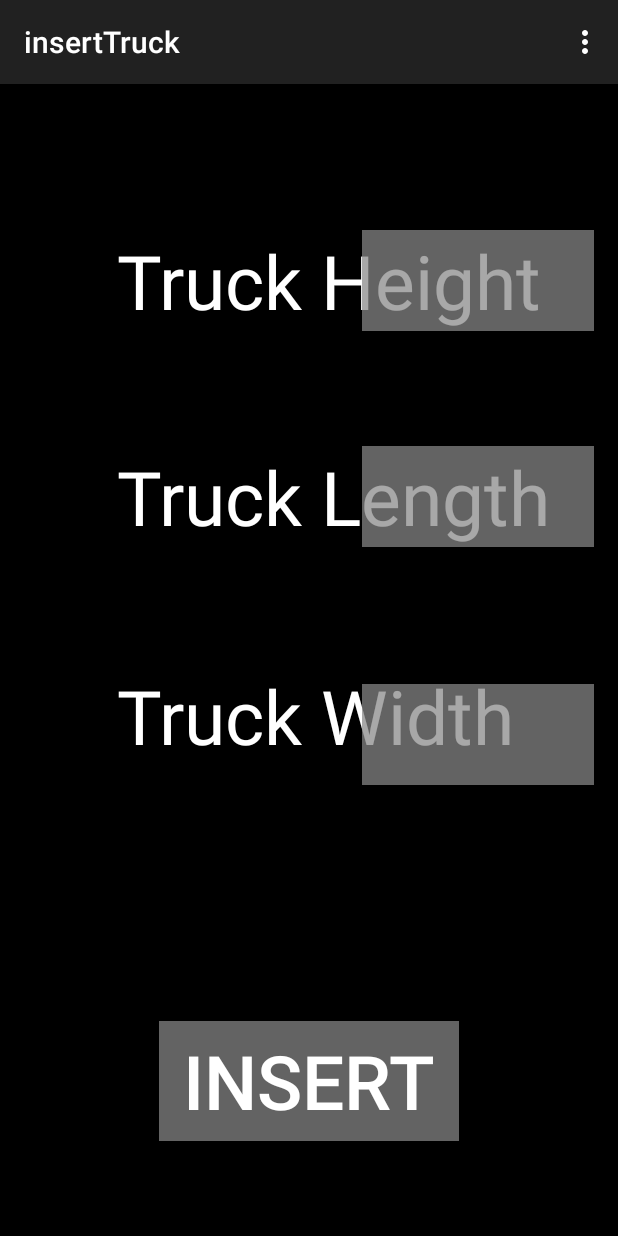
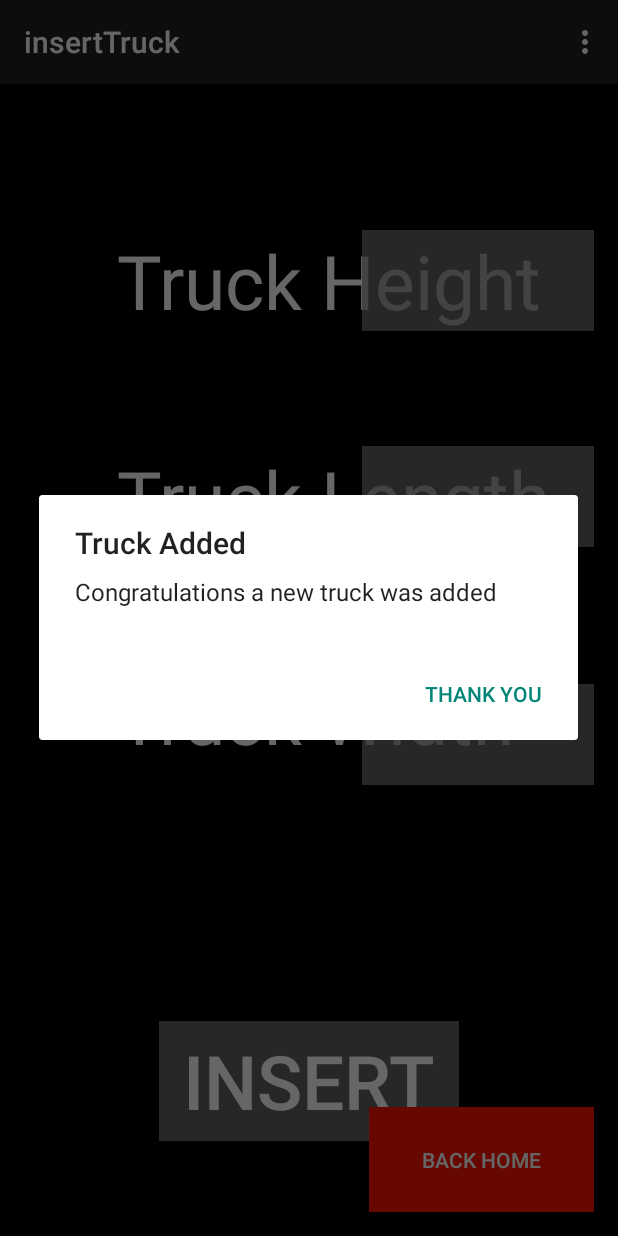
Before and after one commit to emmanuelrs/AnalisisProject, an Android app: the InsertTruck screen opened directly, with no data from a screen before it, after a tap on "INSERT", on a phone screen of 412 x 824 dp. Run offline under Robolectric (Android 15) with nearby library versions, the phone set to English and light mode, and no system bars; 1 statement that could not run was skipped.

Commit message:
Ajustes de detalles intefaz

```diff
--- a/PackagesApp/app/src/main/java/emmanuelrosales/packagesapp/InsertTruck.java
+++ b/PackagesApp/app/src/main/java/emmanuelrosales/packagesapp/InsertTruck.java
@@ -1,14 +1,16 @@
 package emmanuelrosales.packagesapp;
 
+import android.content.Intent;
 import android.support.v7.app.ActionBarActivity;
 import android.os.Bundle;
 import android.view.Menu;
 import android.view.MenuItem;
 import android.widget.EditText;
-import emmanuelrosales.packagesapp.Truck;
 import android.view.View;
-
+import android.widget.TextView;
+import android.app.AlertDialog;
 import java.util.ArrayList;
+import android.content.DialogInterface;
 
 
 public class InsertTruck extends ActionBarActivity {
@@ -17,7 +19,9 @@ public class InsertTruck extends ActionBarActivity {
     static private EditText getLength;
     static private EditText getHeight;
     static private EditText getWidth;
-
+    static private TextView txtLength;
+    static private TextView txtHeight;
+    static private TextView txttWidth;
     @Override
     protected void onCreate(Bundle savedInstanceState) {
         super.onCreate(savedInstanceState);
@@ -52,10 +56,31 @@ public class InsertTruck extends ActionBarActivity {
         getWidth = (EditText)findViewById(R.id.inputTruckWidth);
         Truck camion = new Truck(Integer.parseInt(getLength.getText().toString()),Integer.parseInt(getWidth.getText().toString()),Integer.parseInt(getHeight.getText().toString()));
         camiones.add(camion);
+        txtLength = (TextView) findViewById(R.id.inputTruckLength);
+        txtLength.setText("");
+        txtHeight = (TextView) findViewById(R.id.inputTuckHeight);
+        txtHeight.setText("");
+        txttWidth = (TextView) findViewById(R.id.inputTruckWidth);
+        txttWidth.setText("");
+        final AlertDialog alertDialog = new AlertDialog.Builder(this).create();
+        alertDialog.setTitle("Truck Added");
+        alertDialog.setMessage("Congratulations a new truck was added");
+        alertDialog.setButton("Thank you", new DialogInterface.OnClickListener() {
+            public void onClick(DialogInterface dialog, int which) {
+                alertDialog.dismiss();
+            }
+        });
+
+        alertDialog.show();
     }
 
     public static ArrayList<Truck> getCamiones() {
         return camiones;
 
     }
+
+    public void jumpHome(View view) {
+        Intent intent = new Intent(view.getContext(), MainActivity.class);
+        startActivityForResult(intent, 0);
+    }
 }
--- a/PackagesApp/app/src/main/java/emmanuelrosales/packagesapp/viewTrucks.java
+++ b/PackagesApp/app/src/main/java/emmanuelrosales/packagesapp/viewTrucks.java
@@ -1,5 +1,6 @@
 package emmanuelrosales.packagesapp;
 
+import android.content.Intent;
 import android.support.v7.app.ActionBarActivity;
 import android.os.Bundle;
 import android.view.Menu;
@@ -70,5 +71,9 @@ public class viewTrucks extends ActionBarActivity {
 
         return super.onOptionsItemSelected(item);
     }
+    public void jumpHome(View view) {
+        Intent intent = new Intent(view.getContext(), MainActivity.class);
+        startActivityForResult(intent, 0);
+    }
 
 }
--- a/PackagesApp/app/src/main/res/layout/activity_insert_truck.xml
+++ b/PackagesApp/app/src/main/res/layout/activity_insert_truck.xml
@@ -113,4 +113,18 @@
         android:layout_alignBottom="@+id/txtViewTruckWidth"
         android:layout_alignLeft="@+id/inputTruckLength"
         android:layout_alignStart="@+id/inputTruckLength" />
+
+    <Button
+        android:layout_width="wrap_content"
+        android:layout_height="wrap_content"
+        android:text="@string/Home"
+        android:id="@+id/bnBackHomeI"
+        android:layout_alignParentBottom="true"
+        android:layout_alignParentRight="true"
+        android:layout_alignParentEnd="true"
+        android:background="#ffff1100"
+        android:textColor="#ffffffff"
+        android:width="150dp"
+        android:height="70dp"
+        android:onClick="jumpHome" />
 </RelativeLayout>
--- a/PackagesApp/app/src/main/res/values/strings.xml
+++ b/PackagesApp/app/src/main/res/values/strings.xml
@@ -15,5 +15,6 @@
     <string name="Height">Truck Height</string>
     <string name="Length">Truck Length</string>
     <string name="Width">Truck Width</string>
+    <string name="Home">Back Home</string>
 
 </resources>
```
Also changed, not shown: PackagesApp/app/src/main/res/layout/activity_view_trucks.xml (+15 -1 lines).
